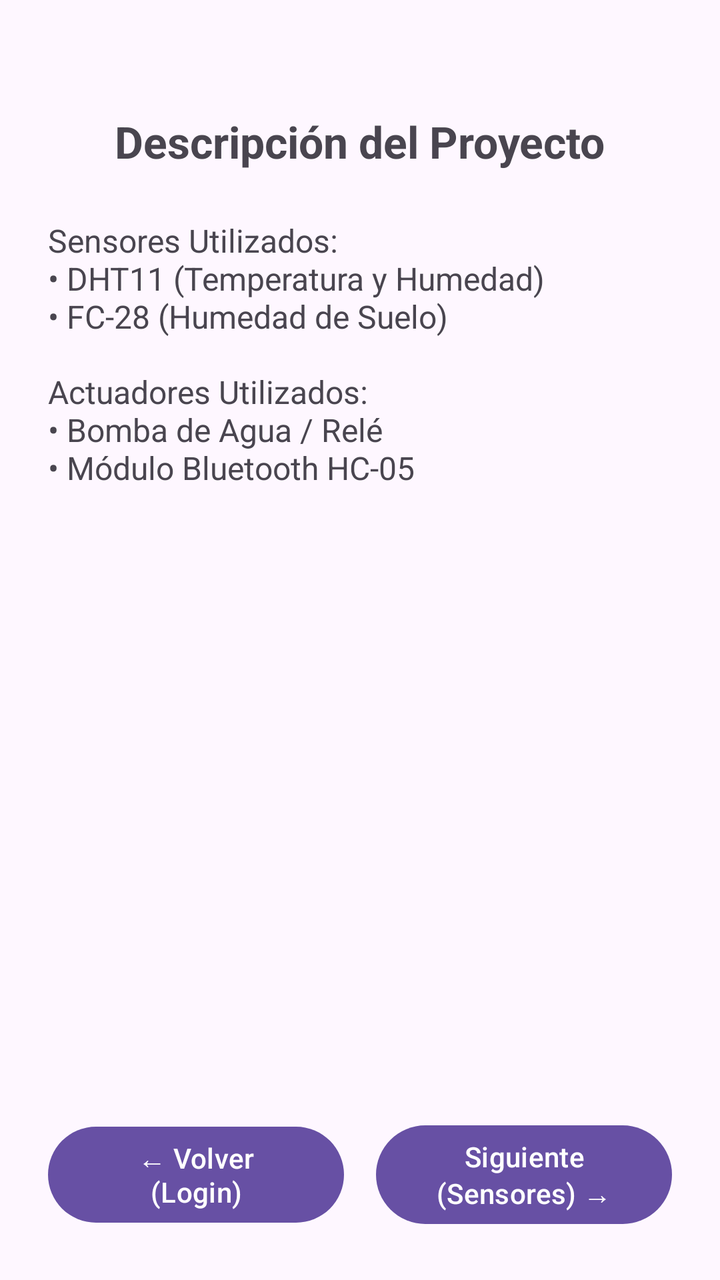
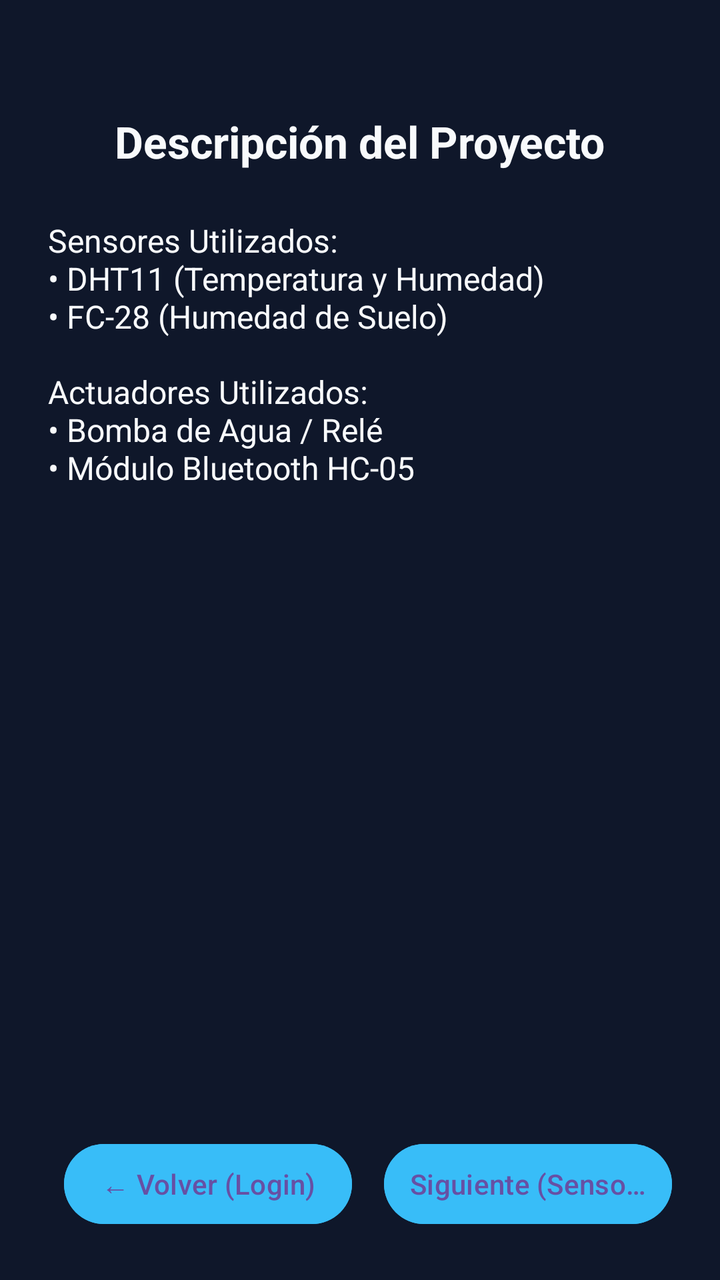

Before-and-after screenshots of an Android layout around one commit, followed by the original layout XML and the change that was made.
<!-- AndroidManifest.xml: application theme Theme.MyApplication -->
<!-- res/layout/activity_main.xml -->
<?xml version="1.0" encoding="utf-8"?>
<LinearLayout xmlns:android="http://schemas.android.com/apk/res/android"
    android:layout_width="match_parent"
    android:layout_height="match_parent"
    android:orientation="vertical"
    android:padding="24dp"
    android:gravity="center_horizontal">

    
    <TextView
        android:id="@+id/tvTituloDescripcion"
        android:layout_width="wrap_content"
        android:layout_height="wrap_content"
        android:text="Descripción del Proyecto"
        android:textSize="22sp"
        android:textStyle="bold"
        android:layout_marginTop="32dp"
        android:layout_marginBottom="24dp" />

    
    <TextView
        android:id="@+id/tvListaSensores"
        android:layout_width="match_parent"
        android:layout_height="wrap_content"
        android:text="Sensores Utilizados:\n• DHT11 (Temperatura y Humedad)\n• FC-28 (Humedad de Suelo)"
        android:textSize="16sp"
        android:layout_marginBottom="16dp" />

    
    <TextView
        android:id="@+id/tvListaActuadores"
        android:layout_width="match_parent"
        android:layout_height="wrap_content"
        android:text="Actuadores Utilizados:\n• Bomba de Agua / Relé\n• Módulo Bluetooth HC-05"
        android:textSize="16sp"
        android:layout_marginBottom="32dp" />

    
    <View
        android:layout_width="match_parent"
        android:layout_height="0dp"
        android:layout_weight="1" />

    
    <LinearLayout
        android:layout_width="match_parent"
        android:layout_height="wrap_content"
        android:orientation="horizontal"
        android:gravity="center">

        <Button
            android:id="@+id/btnBackToLogin"
            android:layout_width="0dp"
            android:layout_height="wrap_content"
            android:layout_weight="1"
            android:minHeight="48dp"
            android:layout_marginEnd="8dp"
            android:text="← Volver (Login)" />

        <Button
            android:id="@+id/btnNextToSensors"
            android:layout_width="0dp"
            android:layout_height="wrap_content"
            android:layout_weight="1"
            android:minHeight="48dp"
            android:layout_marginStart="8dp"
            android:text="Siguiente (Sensores) →" />
    </LinearLayout>

</LinearLayout>
<!-- resources referenced by this layout -->
<resources>
  <style name="Theme.MyApplication" parent="Base.Theme.MyApplication" />
  <style name="Base.Theme.MyApplication" parent="Theme.Material3.DayNight.NoActionBar">
          
          
      </style>
</resources>

<!-- the commit's change to res/layout/activity_main.xml (unified diff, before → after) -->
@@ -2,6 +2,7 @@
 <LinearLayout xmlns:android="http://schemas.android.com/apk/res/android"
     android:layout_width="match_parent"
     android:layout_height="match_parent"
+    android:background="#0F172A"
     android:orientation="vertical"
     android:padding="24dp"
     android:gravity="center_horizontal">
@@ -11,28 +12,32 @@
         android:id="@+id/tvTituloDescripcion"
         android:layout_width="wrap_content"
         android:layout_height="wrap_content"
-        android:text="Descripción del Proyecto"
+        android:text="@string/descripci_n_del_proyecto"
         android:textSize="22sp"
         android:textStyle="bold"
+        android:textColor="#F8FAFC"
         android:layout_marginTop="32dp"
         android:layout_marginBottom="24dp" />
+
+    
 
     
     <TextView
         android:id="@+id/tvListaSensores"
         android:layout_width="match_parent"
         android:layout_height="wrap_content"
-        android:text="Sensores Utilizados:\n• DHT11 (Temperatura y Humedad)\n• FC-28 (Humedad de Suelo)"
-        android:textSize="16sp"
-        android:layout_marginBottom="16dp" />
+        android:layout_marginBottom="16dp"
+        android:text="@string/sensores_utilizados_n_dht11_temperatura_y_humedad_n_fc_28_humedad_de_suelo"
+        android:textColor="#F8FAFC"
+        android:textSize="16sp" />
 
-    
     <TextView
         android:id="@+id/tvListaActuadores"
         android:layout_width="match_parent"
         android:layout_height="wrap_content"
-        android:text="Actuadores Utilizados:\n• Bomba de Agua / Relé\n• Módulo Bluetooth HC-05"
+        android:text="@string/actuadores_utilizados_n_bomba_de_agua_rel_n_m_dulo_bluetooth_hc_05"
         android:textSize="16sp"
+        android:textColor="#F8FAFC"
         android:layout_marginBottom="32dp" />
 
     
@@ -43,6 +48,7 @@
 
     
     <LinearLayout
+        style="?android:attr/buttonBarStyle"
         android:layout_width="match_parent"
         android:layout_height="wrap_content"
         android:orientation="horizontal"
@@ -50,21 +56,25 @@
 
         <Button
             android:id="@+id/btnBackToLogin"
+            style="?android:attr/buttonBarButtonStyle"
             android:layout_width="0dp"
             android:layout_height="wrap_content"
             android:layout_weight="1"
+            android:backgroundTint="#38BDF8"
             android:minHeight="48dp"
             android:layout_marginEnd="8dp"
-            android:text="← Volver (Login)" />
+            android:text="@string/volver_login" />
 
         <Button
             android:id="@+id/btnNextToSensors"
+            style="?android:attr/buttonBarButtonStyle"
             android:layout_width="0dp"
             android:layout_height="wrap_content"
             android:layout_weight="1"
+            android:backgroundTint="#38BDF8"
             android:minHeight="48dp"
             android:layout_marginStart="8dp"
-            android:text="Siguiente (Sensores) →" />
+            android:text="@string/siguiente_sensores" />
     </LinearLayout>
 
 </LinearLayout>
<!-- resource entries referenced after the edit -->
@@ -1,5 +1,10 @@
 <!-- resources referenced by this layout -->
 <resources>
+  <string name="actuadores_utilizados_n_bomba_de_agua_rel_n_m_dulo_bluetooth_hc_05">Actuadores Utilizados:\n• Bomba de Agua / Relé\n• Módulo Bluetooth HC-05</string>
+  <string name="descripci_n_del_proyecto">Descripción del Proyecto</string>
+  <string name="sensores_utilizados_n_dht11_temperatura_y_humedad_n_fc_28_humedad_de_suelo">Sensores Utilizados:\n• DHT11 (Temperatura y Humedad)\n• FC-28 (Humedad de Suelo)</string>
+  <string name="siguiente_sensores">Siguiente (Sensores) →</string>
+  <string name="volver_login">← Volver (Login)</string>
   <style name="Theme.MyApplication" parent="Base.Theme.MyApplication" />
   <style name="Base.Theme.MyApplication" parent="Theme.Material3.DayNight.NoActionBar">
           
